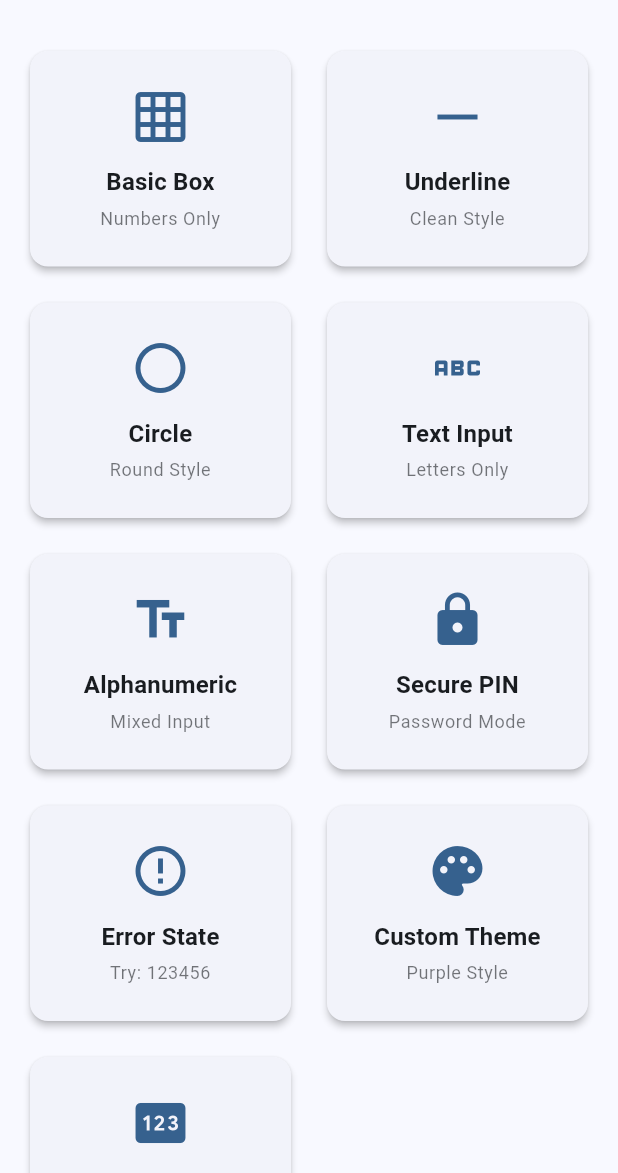
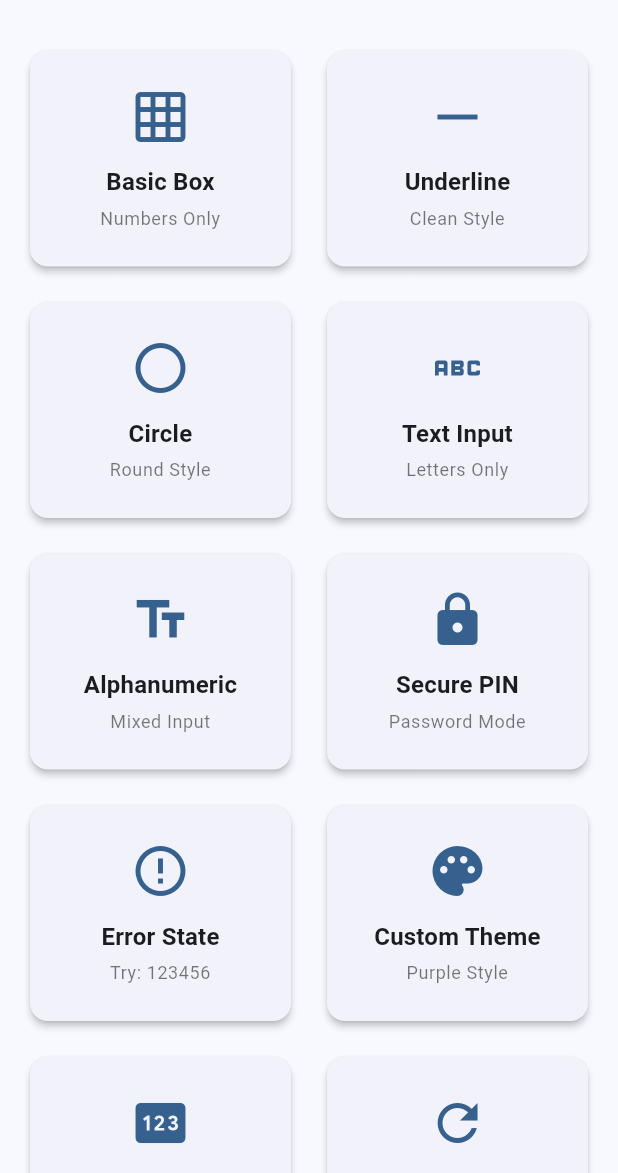
Before and after one commit to kihyun1998/flutter_otp_textfield, a Flutter app: the screen it shows after launch, on a phone screen of 412 x 824 dp, the part 63-1236 px from its top. Run offline on Flutter 3.47's test engine with Material 3 defaults, Android fonts, the phone set to English and light mode, and no system bars; our stand-ins replace flutter_riverpod, riverpod_annotation; generated files the repository leaves out were written again.

Commit message:
add clear example

```diff
--- a/example/lib/pages/examples_page.dart
+++ b/example/lib/pages/examples_page.dart
@@ -98,6 +98,15 @@ class ExamplesPage extends StatelessWidget {
             inputType: OTPInputType.number,
             fieldCount: 4,
           ),
+          ExampleButton(
+            title: 'Clear Button',
+            subtitle: 'Manual Reset',
+            icon: Icons.refresh,
+            exampleId: 'clear',
+            fieldStyle: OTPFieldStyle.box,
+            inputType: OTPInputType.number,
+            showClearButton: true,
+          ),
         ],
       ),
     );
--- a/example/lib/providers/otp_provider.dart
+++ b/example/lib/providers/otp_provider.dart
@@ -46,6 +46,14 @@ class OtpControllers extends _$OtpControllers {
   void clear() {
     for (final controller in state) {
       controller.clear();
+    }
+  }
+
+  /// Clear all OTP fields and focus the first field
+  void clearAndFocus(List<FocusNode> focusNodes) {
+    clear();
+    if (focusNodes.isNotEmpty) {
+      focusNodes[0].requestFocus();
     }
   }
 
--- a/example/lib/widgets/example_button.dart
+++ b/example/lib/widgets/example_button.dart
@@ -15,6 +15,7 @@ class ExampleButton extends StatelessWidget {
   final bool showErrorDemo;
   final bool useCustomTheme;
   final int fieldCount;
+  final bool showClearButton;
 
   const ExampleButton({
     super.key,
@@ -29,6 +30,7 @@ class ExampleButton extends StatelessWidget {
     this.showErrorDemo = false,
     this.useCustomTheme = false,
     this.fieldCount = 6,
+    this.showClearButton = false,
   });
 
   @override
@@ -49,6 +51,7 @@ class ExampleButton extends StatelessWidget {
               showErrorDemo: showErrorDemo,
               useCustomTheme: useCustomTheme,
               fieldCount: fieldCount,
+              showClearButton: showClearButton,
             ),
           );
         },
```
Also changed, not shown: example/lib/widgets/otp_dialog.dart (+28 -7 lines).
